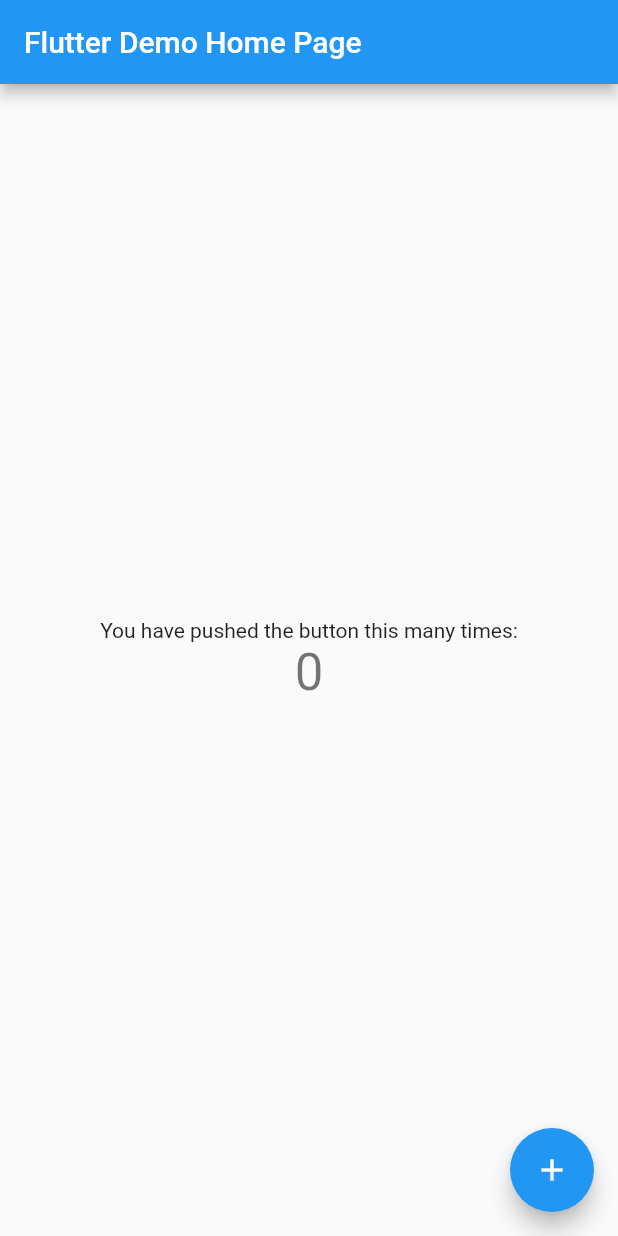
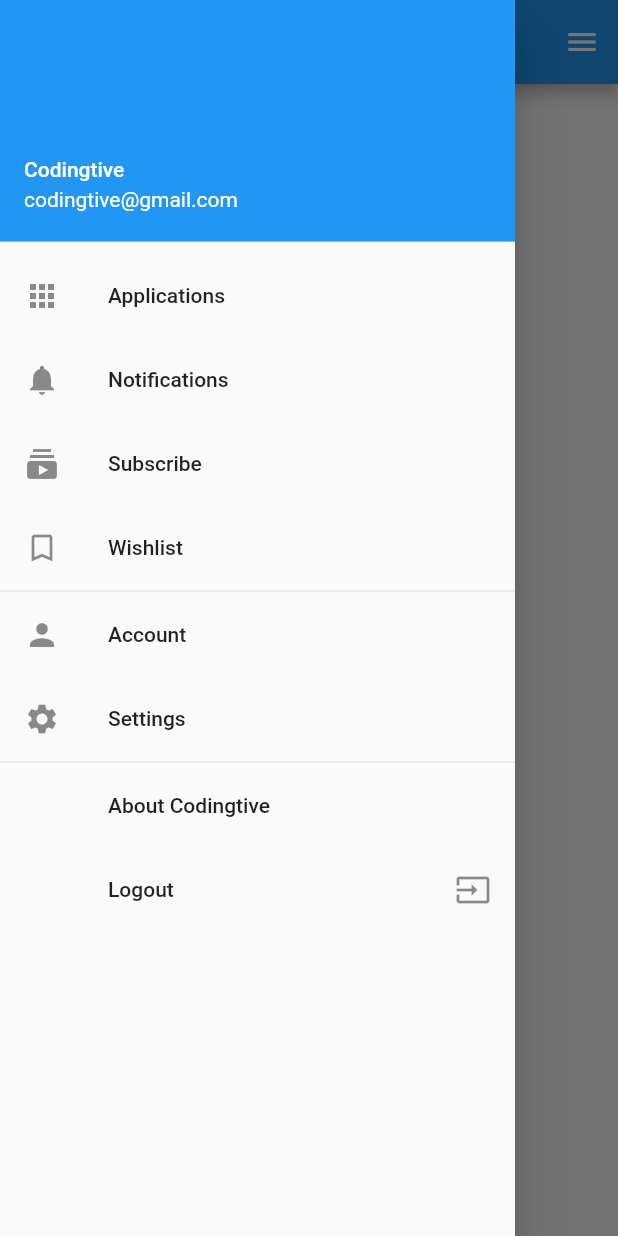
Before and after one commit to didik-maulana/flutter_nav_drawer, a Flutter app: the screen it shows after launch, with the side drawer open (before the commit the screen has no drawer), on a phone screen of 412 x 824 dp. Run offline on Flutter 3.47's test engine with Material 2 defaults, Android fonts, the phone set to English and light mode, and no system bars.

Commit message:
add drawer widget

```diff
--- a/lib/main.dart
+++ b/lib/main.dart
@@ -1,111 +1,77 @@
 import 'package:flutter/material.dart';
 
-void main() => runApp(MyApp());
+void main() {
+  runApp(MaterialApp(
+    title: "Navigation Drawer",
+    debugShowCheckedModeBanner: false,
+    home: _HomePage(),
+  ));
+}
 
-class MyApp extends StatelessWidget {
-  // This widget is the root of your application.
+class _HomePage extends StatefulWidget {
+  @override
+  _HomePageState createState() => _HomePageState();
+}
+
+class _HomePageState extends State<_HomePage> {
   @override
   Widget build(BuildContext context) {
-    return MaterialApp(
-      title: 'Flutter Demo',
-      theme: ThemeData(
-        // This is the theme of your application.
-        //
-        // Try running your application with "flutter run". You'll see the
-        // application has a blue toolbar. Then, without quitting the app, try
-        // changing the primarySwatch below to Colors.green and then invoke
-        // "hot reload" (press "r" in the console where you ran "flutter run",
-        // or simply save your changes to "hot reload" in a Flutter IDE).
-        // Notice that the counter didn't reset back to zero; the application
-        // is not restarted.
-        primarySwatch: Colors.blue,
+    return Scaffold(
+      appBar: AppBar(
+        title: Text('Navigation Drawer'),
       ),
-      home: MyHomePage(title: 'Flutter Demo Home Page'),
+      body: Center(
+        child: Text('Flutter Navigation Drawer'),
+      ),
+      drawer: _buildDrawer(),
+      endDrawer: _buildDrawer(),
+    );
+  }
+
+  Widget _buildDrawer() {
+    return SizedBox(
+      width: MediaQuery.of(context).size.width/1.2,
+      child: Drawer(
+        child: ListView(
+          padding: EdgeInsets.zero,
+          children: <Widget>[
+            UserAccountsDrawerHeader(
+                accountName: Text("Codingtive"),
+                accountEmail: Text("codingtive@gmail.com"),
+                decoration: BoxDecoration(
+                  color: Colors.blue,
+                ),
+            ),
+            _buildListTile(Icons.apps, "Applications", null),
+            _buildListTile(Icons.notifications, "Notifications", null),
+            _buildListTile(Icons.subscriptions, "Subscribe", null),
+            _buildListTile(Icons.bookmark_border, "Wishlist", null),
+            Divider(
+              height: 2.0,
+            ),
+            _buildListTile(Icons.person, "Account", null),
+            _buildListTile(Icons.settings, "Settings", null),
+            Divider(
+              height: 2.0,
+            ),
+            _buildListTile(null, "About Codingtive", null),
+            _buildListTile(null, "Logout", Icons.input),
+          ],
+        ),
+      ),
+    );
+  }
+
+  Widget _buildListTile(
+    IconData iconLeading,
+    String title,
+    IconData iconTrailing,
+  ) {
+    return ListTile(
+      leading: Icon(iconLeading),
+      title: Text(title),
+      trailing: Icon(iconTrailing),
+      onTap: () {},
     );
   }
 }
-
-class MyHomePage extends StatefulWidget {
-  MyHomePage({Key key, this.title}) : super(key: key);
-
-  // This widget is the home page of your application. It is stateful, meaning
-  // that it has a State object (defined below) that contains fields that affect
-  // how it looks.
-
-  // This class is the configuration for the state. It holds the values (in this
-  // case the title) provided by the parent (in this case the App widget) and
-  // used by the build method of the State. Fields in a Widget subclass are
-  // always marked "final".
-
-  final String title;
-
-  @override
-  _MyHomePageState createState() => _MyHomePageState();
-}
-
-class _MyHomePageState extends State<MyHomePage> {
-  int _counter = 0;
-
-  void _incrementCounter() {
-    setState(() {
-      // This call to setState tells the Flutter framework that something has
-      // changed in this State, which causes it to rerun the build method below
-      // so that the display can reflect the updated values. If we changed
-      // _counter without calling setState(), then the build method would not be
-      // called again, and so nothing would appear to happen.
-      _counter++;
-    });
-  }
-
-  @override
-  Widget build(BuildContext context) {
-    // This method is rerun every time setState is called, for instance as done
-    // by the _incrementCounter method above.
-    //
-    // The Flutter framework has been optimized to make rerunning build methods
-    // fast, so that you can just rebuild anything that needs updating rather
-    // than having to individually change instances of widgets.
-    return Scaffold(
-      appBar: AppBar(
-        // Here we take the value from the MyHomePage object that was created by
-        // the App.build method, and use it to set our appbar title.
-        title: Text(widget.title),
-      ),
-      body: Center(
-        // Center is a layout widget. It takes a single child and positions it
-        // in the middle of the parent.
-        child: Column(
-          // Column is also layout widget. It takes a list of children and
-          // arranges them vertically. By default, it sizes itself to fit its
-          // children horizontally, and tries to be as tall as its parent.
-          //
-          // Invoke "debug painting" (press "p" in the console, choose the
-          // "Toggle Debug Paint" action from the Flutter Inspector in Android
-          // Studio, or the "Toggle Debug Paint" command in Visual Studio Code)
-          // to see the wireframe for each widget.
-          //
-          // Column has various properties to control how it sizes itself and
-          // how it positions its children. Here we use mainAxisAlignment to
-          // center the children vertically; the main axis here is the vertical
-          // axis because Columns are vertical (the cross axis would be
-          // horizontal).
-          mainAxisAlignment: MainAxisAlignment.center,
-          children: <Widget>[
-            Text(
-              'You have pushed the button this many times:',
-            ),
-            Text(
-              '$_counter',
-              style: Theme.of(context).textTheme.display1,
-            ),
-          ],
-        ),
-      ),
-      floatingActionButton: FloatingActionButton(
-        onPressed: _incrementCounter,
-        tooltip: 'Increment',
-        child: Icon(Icons.add),
-      ), // This trailing comma makes auto-formatting nicer for build methods.
-    );
-  }
-}
```
Also changed, not shown: 1 other file.
